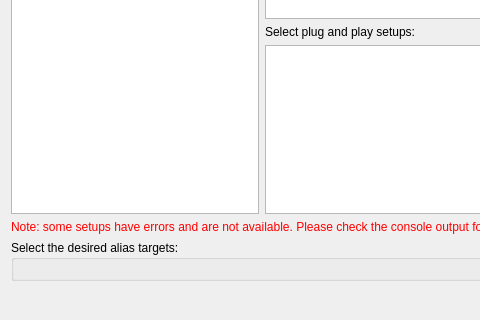
First picture: the form in nicos_ess/gui/panels/ui_files/setups.ui, repository ess-dmsc/nicos, before the edit; both pictures show x 0 to 480 and y 181 to 501 of the 730 by 501 pixel window.
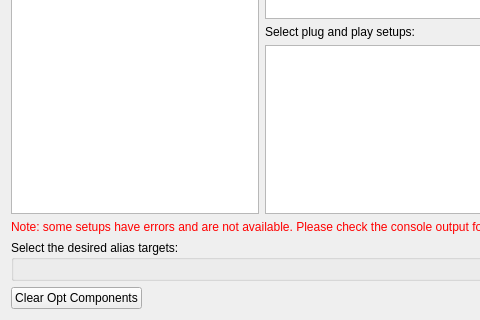
Second picture: the form after the edit.

Commit message: add clear optional setups button

Diff of the .ui file:
```diff
--- a/nicos_ess/gui/panels/ui_files/setups.ui
+++ b/nicos_ess/gui/panels/ui_files/setups.ui
@@ -145,6 +145,13 @@
    </item>
    <item>
     <layout class="QHBoxLayout" name="horizontalLayout_2">
+     <item>
+      <widget class="QPushButton" name="btn_clear">
+       <property name="text">
+        <string>Clear Opt Components</string>
+       </property>
+      </widget>
+     </item>
      <item>
       <spacer name="horizontalSpacer">
        <property name="orientation">
```
The commit also changes 1 other file.
